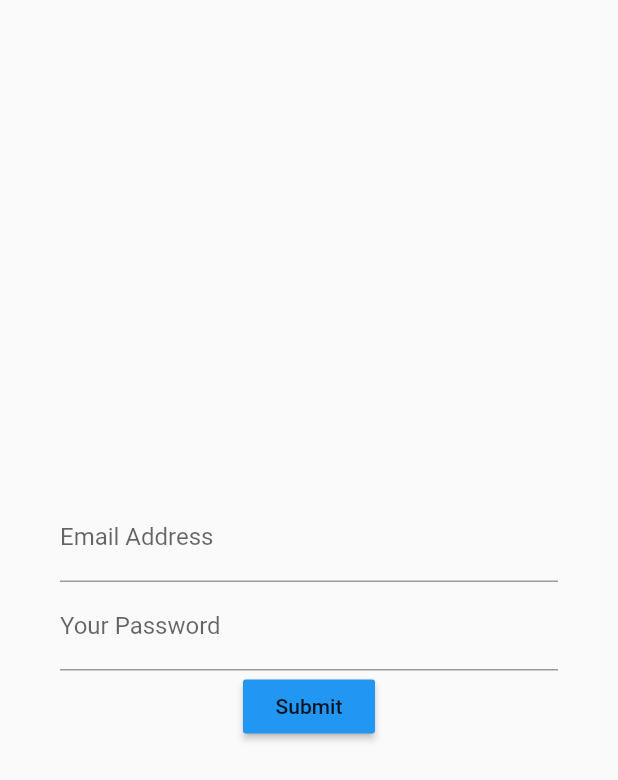
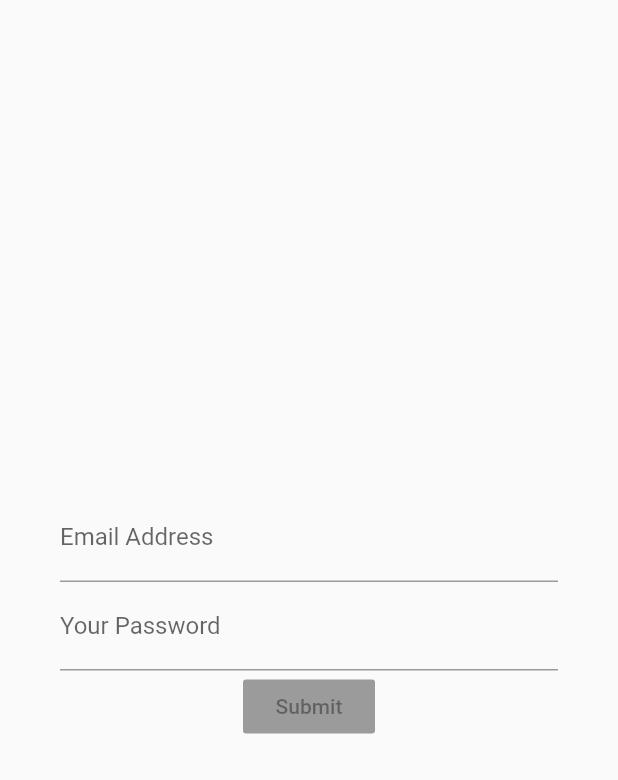
Before and after one commit to guccibase/advanced-bloc-login, a Flutter app: the screen it shows after launch, on a phone screen of 412 x 824 dp. Shown: the top 780 px of the screen. Run offline on Flutter 3.47's test engine with Material 2 defaults, Android fonts, the phone set to English and light mode, and no system bars; our stand-ins replace rxdart.

Commit message:
used RxDart Obervables instead of stream controllers

```diff
--- a/lib/src/blocs/bloc.dart
+++ b/lib/src/blocs/bloc.dart
@@ -1,26 +1,33 @@
 import 'dart:async';
 
 import 'package:bloc_login_auth/src/blocs/validators.dart';
-class Bloc extends Object with Validators{
+import 'package:rxdart/rxdart.dart';
+class Bloc extends Validators{
 
-  final _email = StreamController<String>.broadcast();
-  final _password = StreamController<String>.broadcast();
+  final _email = BehaviorSubject<String>();
+  final _password = BehaviorSubject<String>();
 
 
 
   // get email and password stream
 Stream<String> get email => _email.stream.transform(emailValidator);
 Stream<String> get password => _password.stream.transform(passwordValidator);
+Stream<bool> get submitBtn => Rx.combineLatest2(email, password, (a, b) => true);
 
 //set email and password stream
 
 Function(String) get changeEmail => _email.sink.add;
 Function(String) get changePassword => _password.sink.add;
 
+submit(){
+  String email = _email.value;
+  String password = _password.value;
+
+  print('email is $email and password is $password ');
+  }
+
 dispose(){
   _email.close();
   _password.close();
 }
 }
-
-final bloc = Bloc();
--- /dev/null
+++ b/lib/src/blocs/provider.dart
@@ -0,0 +1,17 @@
+import 'package:flutter/cupertino.dart';
+
+import 'bloc.dart';
+
+class Provider extends InheritedWidget {
+  final bloc = Bloc();
+
+  Provider({Key key, Widget child}): super(key: key, child: child);
+
+
+  bool updateShouldNotify(_) => true;
+
+
+  static Bloc of(BuildContext context){
+    return (context.inheritFromWidgetOfExactType(Provider) as Provider).bloc;
+  }
+}
--- a/lib/src/screens/login_screen.dart
+++ b/lib/src/screens/login_screen.dart
@@ -1,10 +1,13 @@
-import 'package:bloc_login_auth/src/blocs/bloc.dart';
+import 'package:bloc_login_auth/src/blocs/provider.dart';
+import 'package:bloc_login_auth/src/widgets/buttons.dart';
+import 'package:bloc_login_auth/src/widgets/textfields.dart';
 import 'package:flutter/cupertino.dart';
 import 'package:flutter/material.dart';
 
 class LoginScreen extends StatelessWidget {
   @override
   Widget build(BuildContext context) {
+    final bloc = Provider.of(context);
     return Scaffold(
       body: Center(
         child: Container(
@@ -12,9 +15,9 @@ class LoginScreen extends StatelessWidget {
           child: Column(
             mainAxisAlignment: MainAxisAlignment.center,
             children: <Widget>[
-              emailField(),
-              passwordField(),
-              submitButton(),
+              emailField(bloc),
+              passwordField(bloc),
+              submitButton(bloc),
             ],
           ),
         ),
@@ -22,48 +25,5 @@ class LoginScreen extends StatelessWidget {
     );
   }
 
-  Widget emailField(){
-    return StreamBuilder<Object>(
-      stream: bloc.email,
-      builder: (context, snapshot) {
-        return TextField(
-          onChanged: bloc.changeEmail,
-          keyboardType: TextInputType.emailAddress,
-          decoration: InputDecoration(
-            hintText: 'you@email.com',
-            labelText: 'Email Address',
-            errorText: snapshot.error
-          ),
 
-        );
-      }
-    );
-  }
-
-  Widget passwordField(){
-    return StreamBuilder(
-      stream: bloc.password,
-      builder: (context, snapshot) {
-        return TextField(
-          onChanged: bloc.changePassword,
-          obscureText: true,
-          decoration: InputDecoration(
-            hintText: 'Enter Password',
-            labelText: 'Your Password',
-            errorText: snapshot.error,
-          ),
-
-        );
-      }
-    );
-  }
-
-  Widget submitButton(){
-    return RaisedButton(
-      color: Colors.blue,
-      child: Text('Submit'),
-      onPressed: (){},
-
-    );
-  }
 }
--- /dev/null
+++ b/lib/src/widgets/buttons.dart
@@ -0,0 +1,20 @@
+
+import 'package:bloc_login_auth/src/blocs/bloc.dart';
+import 'package:flutter/cupertino.dart';
+import 'package:flutter/material.dart';
+
+Widget submitButton(Bloc bloc){
+  return StreamBuilder<Object>(
+    stream: bloc.submitBtn,
+    builder: (context, snapshot) {
+      return RaisedButton(
+        color: Colors.blue,
+        child: Text('Submit'),
+        onPressed: !snapshot.hasData?  null: (){
+          bloc.submit();
+        },
+      );
+    },
+
+      );
+    }
--- /dev/null
+++ b/lib/src/widgets/textfields.dart
@@ -0,0 +1,40 @@
+import 'package:bloc_login_auth/src/blocs/bloc.dart';
+
+import 'package:flutter/material.dart';
+
+Widget emailField(Bloc bloc){
+  return StreamBuilder<Object>(
+      stream: bloc.email,
+      builder: (context, snapshot) {
+        return TextField(
+          onChanged: bloc.changeEmail,
+          keyboardType: TextInputType.emailAddress,
+          decoration: InputDecoration(
+              hintText: 'you@email.com',
+              labelText: 'Email Address',
+              errorText: snapshot.error
+          ),
+
+        );
+      }
+  );
+}
+
+Widget passwordField(Bloc bloc){
+  return StreamBuilder(
+      stream: bloc.password,
+      builder: (context, snapshot) {
+        return TextField(
+          onChanged: bloc.changePassword,
+          obscureText: true,
+          decoration: InputDecoration(
+            hintText: 'Enter Password',
+            labelText: 'Your Password',
+            errorText: snapshot.error,
+          ),
+
+        );
+      }
+  );
+
+}
--- a/pubspec.yaml
+++ b/pubspec.yaml
@@ -24,6 +24,8 @@ dependencies:
   # The following adds the Cupertino Icons font to your application.
   # Use with the CupertinoIcons class for iOS style icons.
   cupertino_icons: ^0.1.3
+  rxdart: ^0.24.0
+
 
 dev_dependencies:
   flutter_test:
```
Also changed, not shown: lib/main.dart (+7 -1 lines), pubspec.lock.
